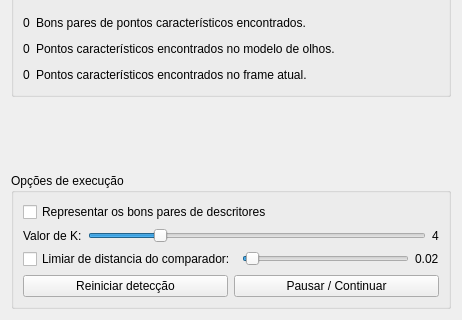
Qt form dialog.ui (Boosting/eyeTracking_SURF_FLANN) before a commit; both pictures show x 0 to 462 and y 241 to 561 of the 462 by 561 pixel window.
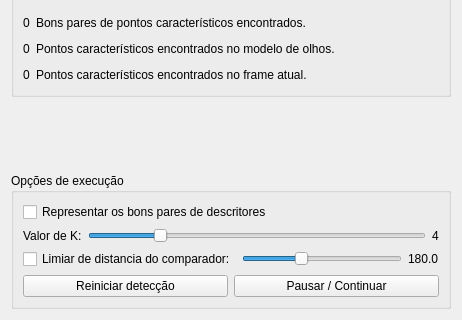
The same form after that commit.

Diff of the .ui file:
```diff
--- a/dialog.ui
+++ b/dialog.ui
@@ -267,10 +267,10 @@
              <number>1</number>
             </property>
             <property name="maximum">
-             <number>50</number>
+             <number>50000</number>
             </property>
             <property name="value">
-             <number>2</number>
+             <number>18000</number>
             </property>
             <property name="orientation">
              <enum>Qt::Horizontal</enum>
@@ -289,7 +289,7 @@
           <item>
            <widget class="QLabel" name="label_matcherDistanceTreshold_value">
             <property name="text">
-             <string>0.02</string>
+             <string>180.0</string>
             </property>
            </widget>
           </item>
```
